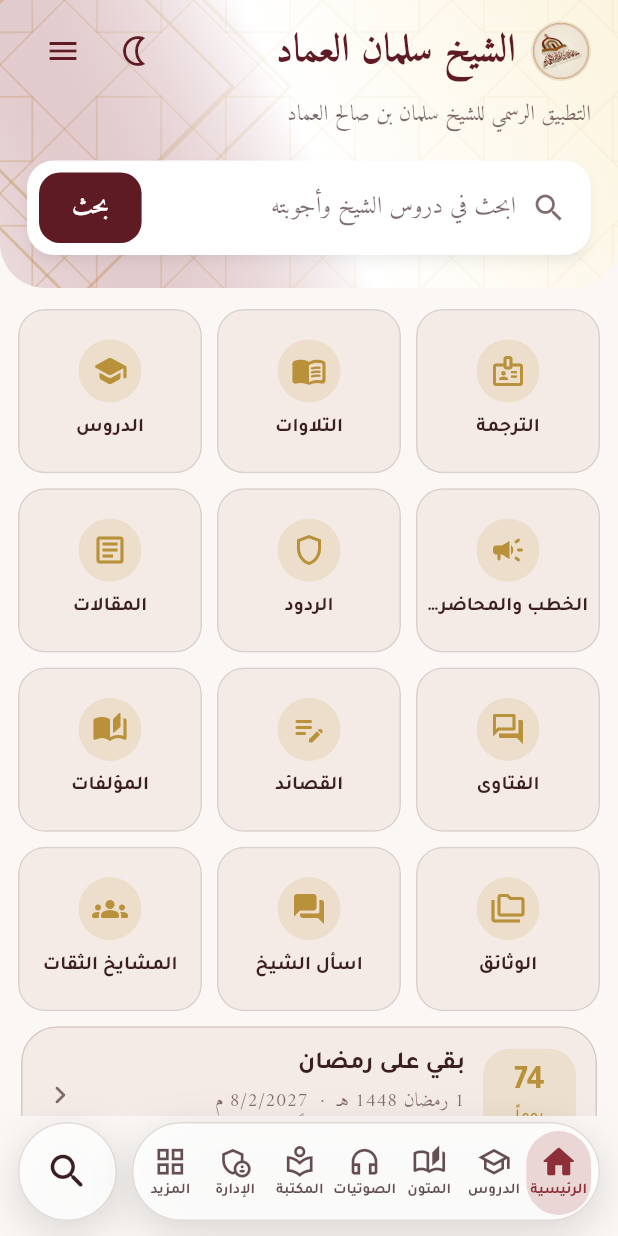
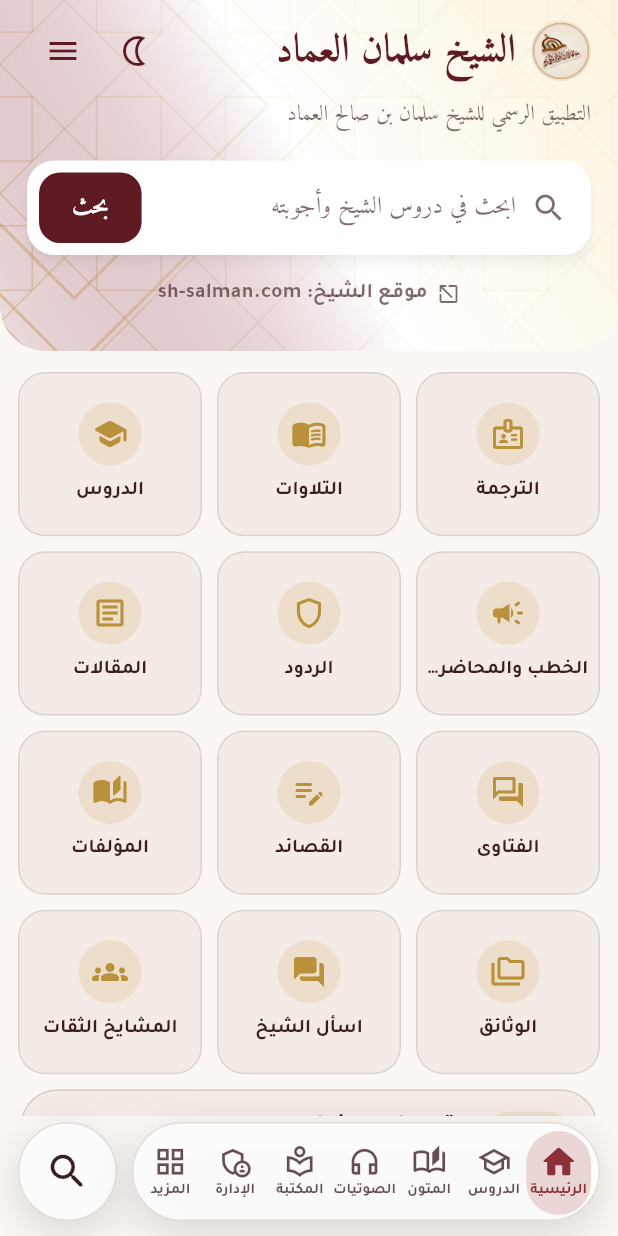
Before and after one commit to www774475437-svg/alemad, a Flutter app: the HomeShell screen opened directly, on a phone screen of 412 x 824 dp. Run offline on Flutter 3.47's test engine with Material 3 defaults, Android fonts, the phone set to English and light mode, and no system bars; our stand-ins replace cloud_firestore, firebase_ai, firebase_auth, firebase_core, firebase_database, flutter_local_notifications and 13 more; missing offline and left inert: firebase_app_check, pdfrx, record, workmanager; accounts and stored records are empty; network calls fail.

Commit message:
الرئيسية: رابط موقع الشيخ تحت البحث، ومجموعتا واتساب وتليجرام من موقع الشيخ

```diff
--- a/assets/data/links.json
+++ b/assets/data/links.json
@@ -2,7 +2,9 @@
   "sheikh": [
     {"platform": "telegram", "name": "قناة الشيخ على تليجرام", "url": "https://t.me/salmansalehalemad"},
     {"platform": "youtube",  "name": "قناة الشيخ على يوتيوب", "url": "https://youtube.com/@salmanalimad"},
-    {"platform": "link", "name": "موقع الشيخ sh-salman.com", "url": "https://sh-salman.com"}
+    {"platform": "link", "name": "موقع الشيخ sh-salman.com", "url": "https://sh-salman.com"},
+    {"platform": "telegram", "name": "تليجرام: درة عدن", "url": "https://t.me/DorratAden"},
+    {"platform": "whatsapp", "name": "مجموعة واتساب للشيخ", "url": "https://chat.whatsapp.com/Foh6XvWV2V7624uGyE1v2P"}
   ],
   "developer": {
     "name": "أبو عبد الرحمن أحمد الأثري",
--- a/lib/screens/home_tab.dart
+++ b/lib/screens/home_tab.dart
@@ -18,6 +18,7 @@ import 'dart:math' as math;
 
 import 'package:flutter/foundation.dart' show kIsWeb;
 import 'package:flutter/material.dart';
+import 'package:url_launcher/url_launcher.dart';
 
 import '../config.dart';
 import '../services/update_check.dart';
@@ -342,6 +343,20 @@ class _Header extends StatelessWidget {
                       ],
                     ),
                   ),
+                ),
+              ),
+              const SizedBox(height: 10),
+              InkWell(
+                borderRadius: BorderRadius.circular(12),
+                onTap: () => launchUrl(Uri.parse('https://sh-salman.com'), mode: LaunchMode.externalApplication),
+                child: Padding(
+                  padding: const EdgeInsets.symmetric(vertical: 6, horizontal: 4),
+                  child: Row(mainAxisAlignment: MainAxisAlignment.center, children: [
+                    Icon(Icons.open_in_new, size: 16, color: soft),
+                    const SizedBox(width: 6),
+                    Text('موقع الشيخ: sh-salman.com',
+                        style: TextStyle(fontFamily: kUiFont, color: soft, fontSize: 14, fontWeight: FontWeight.bold)),
+                  ]),
                 ),
               ),
             ],
```
